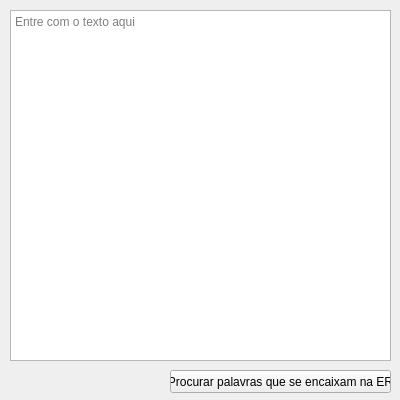
nicolas0p/Formal-Language-Simulator, file texthighlighter.ui: the form before one commit.
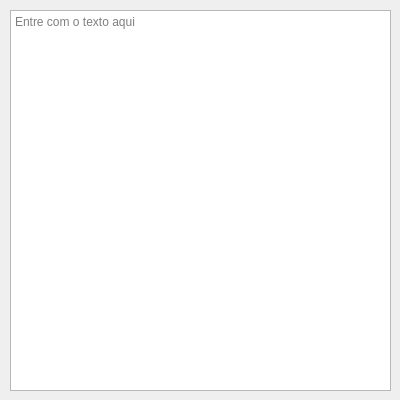
The form after the commit.

Commit message: Highlight example working

```diff
--- a/texthighlighter.ui
+++ b/texthighlighter.ui
@@ -31,26 +31,13 @@
      <x>10</x>
      <y>10</y>
      <width>381</width>
-     <height>351</height>
+     <height>381</height>
     </rect>
    </property>
    <property name="placeholderText">
     <string>Entre com o texto aqui</string>
    </property>
   </widget>
-  <widget class="QPushButton" name="search_btn">
-   <property name="geometry">
-    <rect>
-     <x>170</x>
-     <y>370</y>
-     <width>221</width>
-     <height>23</height>
-    </rect>
-   </property>
-   <property name="text">
-    <string>Procurar palavras que se encaixam na ER</string>
-   </property>
-  </widget>
  </widget>
  <resources/>
  <connections/>
```
Left out of the diff: 2 changed lines with no effect on the pictures. The commit also changes 2 other files.
